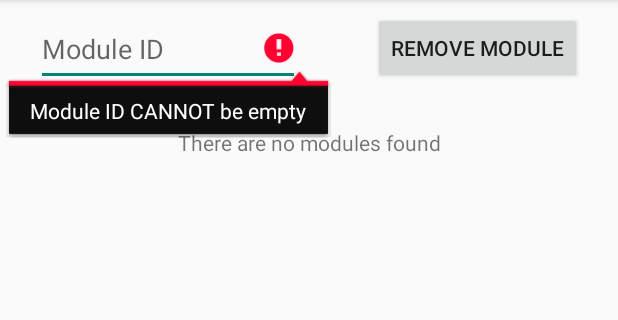
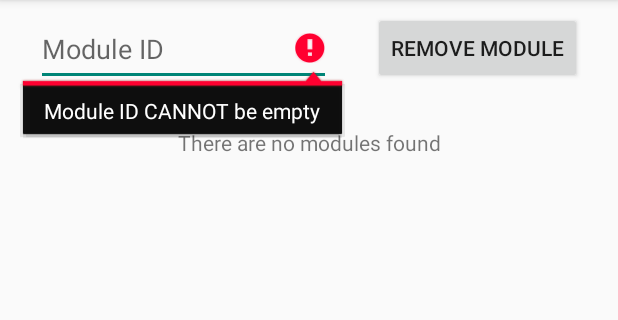
Before and after one commit to AndroidNoob69/GPACalculator, an Android app: the ViewModules screen opened directly, with no data from a screen before it, after a tap on "REMOVE MODULE", on a phone screen of 412 x 824 dp, the part 84-404 px from its top. Run offline under Robolectric (Android 15) with nearby library versions, the phone set to English and light mode, and no system bars.

Commit message:
Add constraint for textbox
Signed-off-by: Carlsen Teo <carlsen@inspirous.us>

```diff
--- a/app/build.gradle
+++ b/app/build.gradle
@@ -21,7 +21,6 @@ android {
 dependencies {
     implementation fileTree(dir: 'libs', include: ['*.jar'])
     androidTestImplementation('androidx.test.espresso:espresso-core:3.1.0', {
-        exclude group: 'com.android.support', module: 'support-annotations'
     })
     implementation 'androidx.appcompat:appcompat:1.0.2'
     implementation 'androidx.constraintlayout:constraintlayout:1.1.3'
--- a/app/src/main/res/layout/activity_view_modules.xml
+++ b/app/src/main/res/layout/activity_view_modules.xml
@@ -64,10 +64,13 @@
             android:id="@+id/txtRemoveMod"
             android:layout_width="176dp"
             android:layout_height="49dp"
+            android:layout_alignParentStart="true"
             android:layout_alignParentLeft="true"
             android:layout_marginStart="16dp"
             android:layout_marginLeft="16dp"
+            android:layout_marginEnd="20dp"
             android:layout_marginBottom="29dp"
+            android:layout_toStartOf="@+id/btnRemoveModule"
             android:ems="10"
             android:hint="@string/module_id_ui"
             android:inputType="number"
```
Lines whose indentation alone changed are shown as unchanged.
